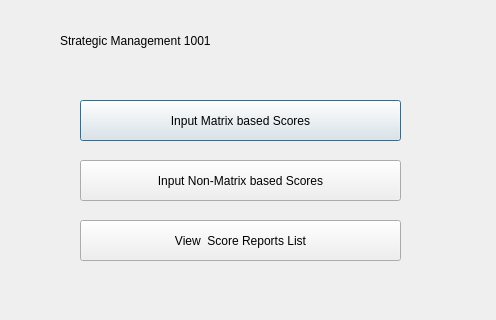
Qt form Ui/ScorePanelUi.ui (grinningGrace/SigmaU) before a commit; both pictures show x 0 to 496 and y 0 to 320 of the 496 by 636 pixel window.
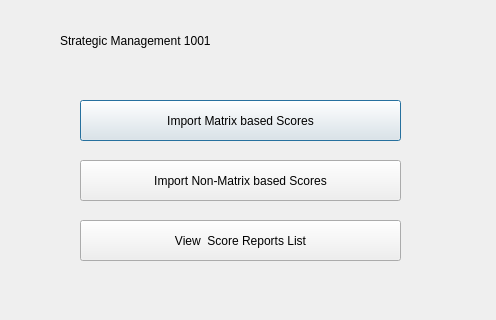
The same form after that commit.

Commit message: matrix based score Step 1

Diff of the .ui file:
```diff
--- a/Ui/ScorePanelUi.ui
+++ b/Ui/ScorePanelUi.ui
@@ -23,7 +23,7 @@
     </rect>
    </property>
    <property name="text">
-    <string>Input Matrix based Scores</string>
+    <string>Import Matrix based Scores</string>
    </property>
   </widget>
   <widget class="QPushButton" name="pushButton_2">
@@ -36,7 +36,7 @@
     </rect>
    </property>
    <property name="text">
-    <string>Input Non-Matrix based Scores</string>
+    <string>Import Non-Matrix based Scores</string>
    </property>
   </widget>
   <widget class="QPushButton" name="pushButton_3">
```
The commit also changes 12 other files.
